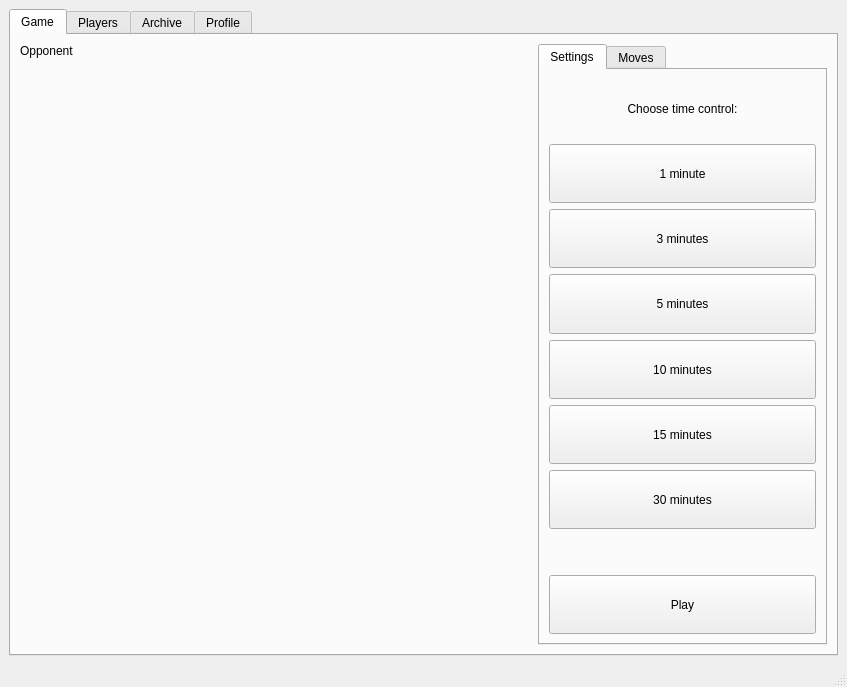
Above: Project/MainWindow/mainwindow.ui from h4thqewjtch/Chessable before the change. Below: the same form after it.
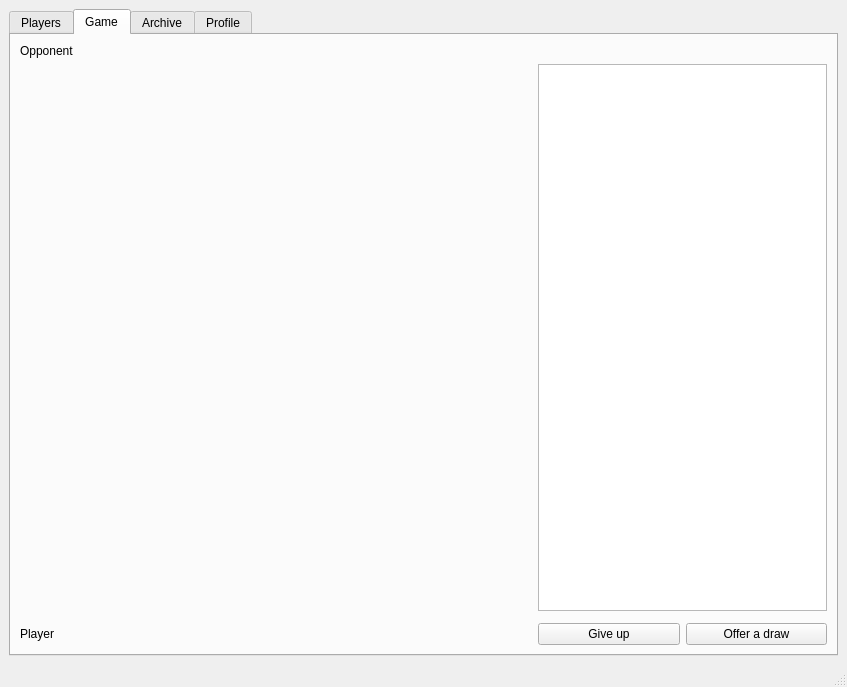
That is the form after the change.

Commit message: full game logic

What changed in the file:
```diff
--- a/Project/MainWindow/mainwindow.ui
+++ b/Project/MainWindow/mainwindow.ui
@@ -36,14 +36,26 @@
     <item row="0" column="0">
      <widget class="QTabWidget" name="tabWidget">
       <property name="currentIndex">
-       <number>0</number>
+       <number>1</number>
       </property>
+      <widget class="QWidget" name="players">
+       <attribute name="title">
+        <string>Players</string>
+       </attribute>
+      </widget>
       <widget class="QWidget" name="game">
        <attribute name="title">
         <string>Game</string>
        </attribute>
        <layout class="QGridLayout" name="gameGridLayout">
-        <item row="0" column="0">
+        <item row="7" column="2">
+         <widget class="QPushButton" name="giveUpButton">
+          <property name="text">
+           <string>Give up</string>
+          </property>
+         </widget>
+        </item>
+        <item row="3" column="0">
          <widget class="QLabel" name="opponentLabel">
           <property name="sizePolicy">
            <sizepolicy hsizetype="Preferred" vsizetype="Fixed">
@@ -56,174 +68,37 @@
           </property>
          </widget>
         </item>
-        <item row="0" column="1" rowspan="2">
-         <widget class="QTabWidget" name="gameTabWidget">
+        <item row="7" column="3">
+         <widget class="QPushButton" name="offerADrawButton">
+          <property name="text">
+           <string>Offer a draw</string>
+          </property>
+         </widget>
+        </item>
+        <item row="5" column="2" colspan="2">
+         <widget class="QListWidget" name="movesList"/>
+        </item>
+        <item row="7" column="0">
+         <widget class="QLabel" name="playerLabel">
           <property name="sizePolicy">
-           <sizepolicy hsizetype="Maximum" vsizetype="Maximum">
+           <sizepolicy hsizetype="Preferred" vsizetype="Fixed">
             <horstretch>0</horstretch>
             <verstretch>0</verstretch>
            </sizepolicy>
           </property>
-          <property name="maximumSize">
-           <size>
-            <width>500</width>
-            <height>1000</height>
-           </size>
+          <property name="text">
+           <string>Player</string>
           </property>
-          <property name="currentIndex">
-           <number>0</number>
+         </widget>
+        </item>
+        <item row="3" column="1">
+         <widget class="QLabel" name="opponentSuperiority">
+          <property name="text">
+           <string/>
           </property>
-          <widget class="QWidget" name="settings">
-           <attribute name="title">
-            <string>Settings</string>
-           </attribute>
-           <layout class="QGridLayout" name="settingsGridLayout">
-            <item row="8" column="0">
-             <widget class="QPushButton" name="playButton">
-              <property name="sizePolicy">
-               <sizepolicy hsizetype="Minimum" vsizetype="Preferred">
-                <horstretch>0</horstretch>
-                <verstretch>0</verstretch>
-               </sizepolicy>
-              </property>
-              <property name="text">
-               <string>Play</string>
-              </property>
-             </widget>
-            </item>
-            <item row="4" column="0">
-             <widget class="QPushButton" name="minutes10Button">
-              <property name="sizePolicy">
-               <sizepolicy hsizetype="Minimum" vsizetype="Preferred">
-                <horstretch>0</horstretch>
-                <verstretch>0</verstretch>
-               </sizepolicy>
-              </property>
-              <property name="text">
-               <string>10 minutes</string>
-              </property>
-             </widget>
-            </item>
-            <item row="2" column="0">
-             <widget class="QPushButton" name="minutes3Button">
-              <property name="sizePolicy">
-               <sizepolicy hsizetype="Minimum" vsizetype="Preferred">
-                <horstretch>0</horstretch>
-                <verstretch>0</verstretch>
-               </sizepolicy>
-              </property>
-              <property name="text">
-               <string>3 minutes</string>
-              </property>
-             </widget>
-            </item>
-            <item row="1" column="0">
-             <widget class="QPushButton" name="minute1Button">
-              <property name="sizePolicy">
-               <sizepolicy hsizetype="Minimum" vsizetype="Preferred">
-                <horstretch>0</horstretch>
-                <verstretch>0</verstretch>
-               </sizepolicy>
-              </property>
-              <property name="text">
-               <string>1 minute</string>
-              </property>
-             </widget>
-            </item>
-            <item row="6" column="0">
-             <widget class="QPushButton" name="minutes30Button">
-              <property name="sizePolicy">
-               <sizepolicy hsizetype="Minimum" vsizetype="Preferred">
-                <horstretch>0</horstretch>
-                <verstretch>0</verstretch>
-               </sizepolicy>
-              </property>
-              <property name="text">
-               <string>30 minutes</string>
-              </property>
-             </widget>
-            </item>
-            <item row="0" column="0">
-             <widget class="QLabel" name="label">
-              <property name="text">
-               <string>Choose time control:</string>
-              </property>
-              <property name="alignment">
-               <set>Qt::AlignCenter</set>
-              </property>
-             </widget>
-            </item>
-            <item row="5" column="0">
-             <widget class="QPushButton" name="minutes15Button">
-              <property name="sizePolicy">
-               <sizepolicy hsizetype="Minimum" vsizetype="Preferred">
-                <horstretch>0</horstretch>
-                <verstretch>0</verstretch>
-               </sizepolicy>
-              </property>
-              <property name="text">
-               <string>15 minutes</string>
-              </property>
-             </widget>
-            </item>
-            <item row="3" column="0">
-             <widget class="QPushButton" name="minutes5Button">
-              <property name="sizePolicy">
-               <sizepolicy hsizetype="Minimum" vsizetype="Preferred">
-                <horstretch>0</horstretch>
-                <verstretch>0</verstretch>
-               </sizepolicy>
-              </property>
-              <property name="text">
-               <string>5 minutes</string>
-              </property>
-             </widget>
-            </item>
-            <item row="7" column="0">
-             <spacer name="verticalSpacer">
-              <property name="orientation">
-               <enum>Qt::Vertical</enum>
-              </property>
-              <property name="sizeType">
-               <enum>QSizePolicy::Preferred</enum>
-              </property>
-              <property name="sizeHint" stdset="0">
-               <size>
-                <width>20</width>
-                <height>40</height>
-               </size>
-              </property>
-             </spacer>
-            </item>
-           </layout>
-          </widget>
-          <widget class="QWidget" name="moves">
-           <attribute name="title">
-            <string>Moves</string>
-           </attribute>
-           <layout class="QGridLayout" name="movesGridLayout">
-            <item row="0" column="0" colspan="2">
-             <widget class="QListWidget" name="moveList"/>
-            </item>
-            <item row="1" column="0">
-             <widget class="QPushButton" name="offerADrawButton">
-              <property name="text">
-               <string>Offer a draw</string>
-              </property>
-             </widget>
-            </item>
-            <item row="1" column="1">
-             <widget class="QPushButton" name="giveUpButton">
-              <property name="text">
-               <string>Give up</string>
-              </property>
-             </widget>
-            </item>
-           </layout>
-          </widget>
          </widget>
         </item>
-        <item row="1" column="0">
+        <item row="5" column="0" rowspan="2" colspan="2">
          <widget class="QWidget" name="widget" native="true">
           <property name="sizePolicy">
            <sizepolicy hsizetype="Minimum" vsizetype="Minimum">
@@ -239,13 +114,21 @@
           </property>
          </widget>
         </item>
+        <item row="7" column="1">
+         <widget class="QLabel" name="playerSuperiority">
+          <property name="sizePolicy">
+           <sizepolicy hsizetype="Preferred" vsizetype="Fixed">
+            <horstretch>0</horstretch>
+            <verstretch>0</verstretch>
+           </sizepolicy>
+          </property>
+          <property name="text">
+           <string/>
+          </property>
+         </widget>
+        </item>
        </layout>
       </widget>
-      <widget class="QWidget" name="players">
-       <attribute name="title">
-        <string>Players</string>
-       </attribute>
-      </widget>
       <widget class="QWidget" name="archive">
        <attribute name="title">
         <string>Archive</string>
```
The commit also changes 73 other files.
